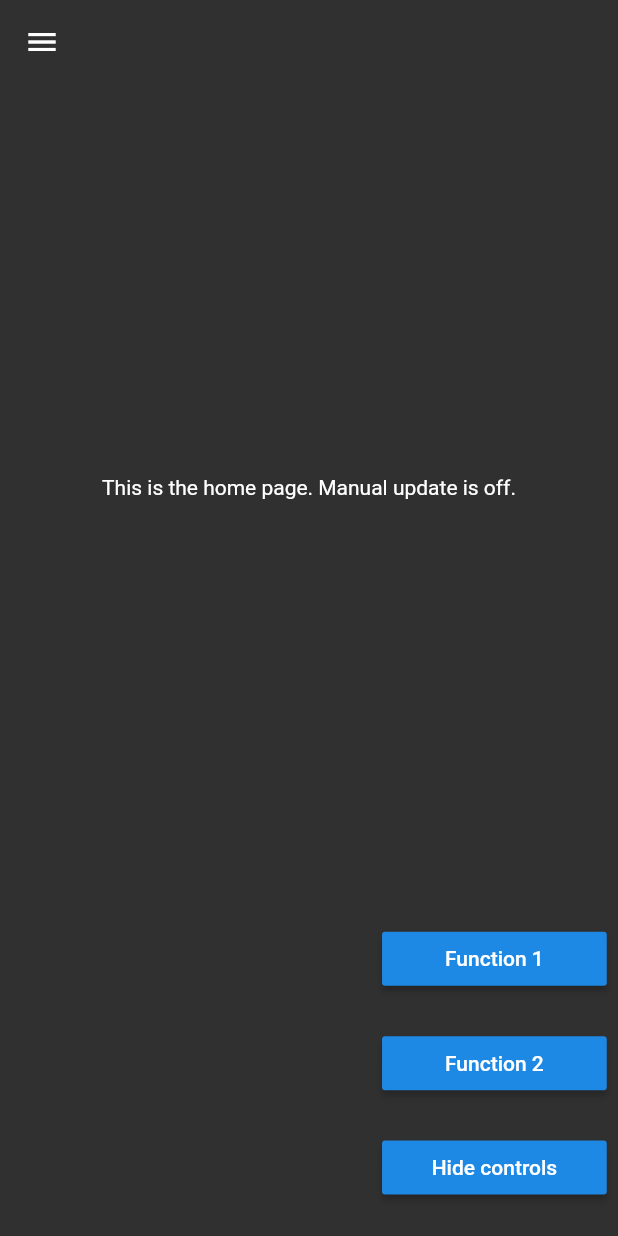
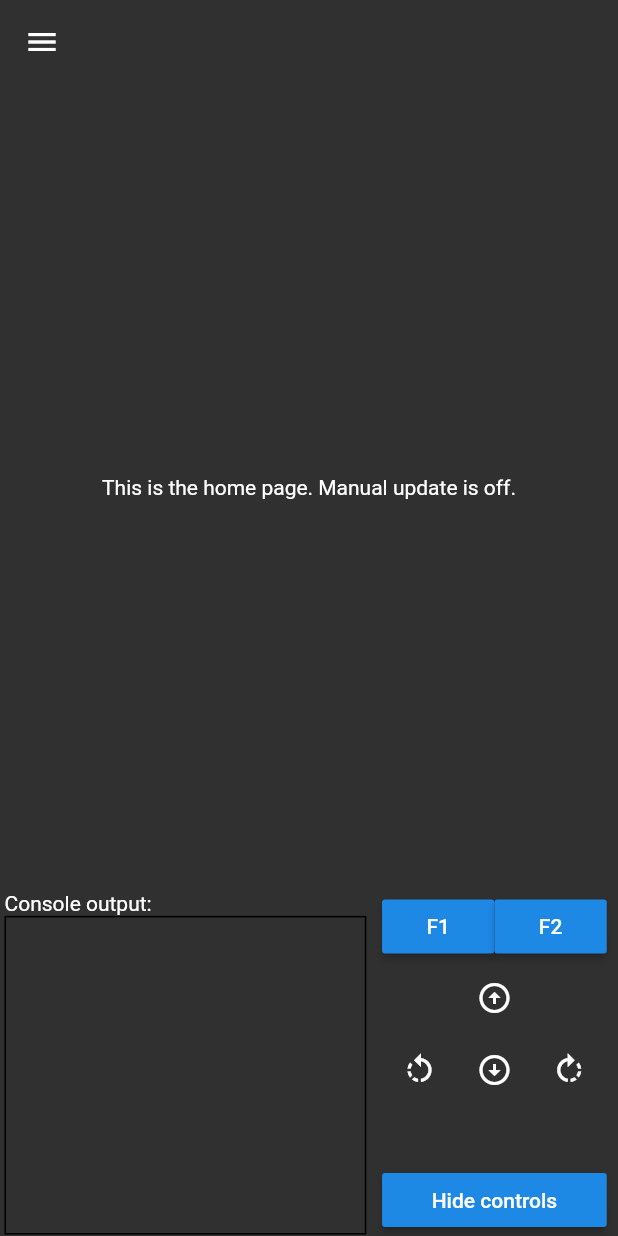
Before and after one commit to ngljie97/ay2021mdp_grp5, a Flutter app: the screen it shows after launch, on a phone screen of 412 x 824 dp. Run offline on Flutter 3.47's test engine with Material 2 defaults, Android fonts, the phone set to English and light mode, and no system bars; our stand-ins replace flutter_bluetooth_serial, shared_preferences.

Commit message:
Changelog: 1. Reworked layout for persistent output console. 2. Added d-pad for robot controls. 3. Updated globals for more robot commands.

```diff
--- a/android_remote/lib/globals.dart
+++ b/android_remote/lib/globals.dart
@@ -7,10 +7,14 @@ BluetoothDevice selectedDevice;
 List<String> strArr = [];
 bool controlMode = true;
 BluetoothConnection connection;
-bool isConnecting=true;
-bool isDisconnecting=false;
+bool isConnecting = true;
+bool isDisconnecting = false;
 BluetoothDevice server;
-bool isConnected=false;
+bool isConnected = false;
 
-String strStartExplore = '';
-String strFastestPath = '';
+final String strStartExplore = 'startExplore:151';
+final String strFastestPath = 'fastestPath:234';
+final String strForward = 'forward:123';
+final String strRotateLeft = 'rotateLeft:321';
+final String strRotateRight = 'rotateRight:654';
+final String strReverse = 'reverse:345';
--- a/android_remote/lib/main.dart
+++ b/android_remote/lib/main.dart
@@ -132,19 +132,21 @@ class _MyHomePageState extends State<MyHomePage> {
                 margin: EdgeInsets.zero,
                 padding: EdgeInsets.zero,
                 decoration: BoxDecoration(color: Colors.black45),
-                  child: Stack(children: <Widget>[
+                child: Stack(
+                  children: <Widget>[
                     Positioned(
                         bottom: 12.0,
                         left: 16.0,
                         child: Text('Remote Controller Module',
                             style: TextStyle(
                                 fontSize: 20.0, fontWeight: FontWeight.w500))),
-                  ])),
+                  ],
+                ),
+              ),
               ListTile(
                 leading: Icon(Icons.bluetooth),
                 title: Text('Connect / Disconnect'),
                 onTap: () async {
-                  //Navigator.popAndPushNamed(context, connectionRoute);
                   globals.selectedDevice = await Navigator.of(context).push(
                     MaterialPageRoute(
                       builder: (context) {
@@ -292,8 +294,11 @@ class _MyHomePageState extends State<MyHomePage> {
               duration: Duration(milliseconds: 333),
               curve: Curves.easeOut);
         });
+
+        globals.strArr.add('Message sent to Bluetooth device. [$text]');
       } catch (e) {
         // Ignore error, but notify state
+        globals.strArr.add('Message was not sent to Bluetooth device. [$text]');
         setState(() {});
       }
     }
@@ -302,61 +307,7 @@ class _MyHomePageState extends State<MyHomePage> {
   Widget _buildBottomPanel() {
     return Expanded(
       flex: 3,
-      child: () {
-        if (globals.controlMode) {
-          return Row(
-            children: <Widget>[
-              Expanded(
-                flex: 6,
-                child: Text(''),
-              ),
-              Expanded(
-                flex: 4,
-                child: Container(
-                  padding: EdgeInsets.fromLTRB(7.5, 0, 7.5, 0),
-                  child: Column(
-                    mainAxisAlignment: MainAxisAlignment.spaceEvenly,
-                    crossAxisAlignment: CrossAxisAlignment.stretch,
-                    children: <Widget>[
-                      RaisedButton(
-                        onPressed: () {},
-                        child: Container(
-                          child: const Text(
-                            'Function 1',
-                            overflow: TextOverflow.ellipsis,
-                          ),
-                        ),
-                      ),
-                      RaisedButton(
-                        onPressed: () {},
-                        child: Container(
-                          child: const Text(
-                            'Function 2',
-                            overflow: TextOverflow.ellipsis,
-                          ),
-                        ),
-                      ),
-                      RaisedButton(
-                        onPressed: () {
-                          setState(() {
-                            globals.controlMode = false;
-                          });
-                        },
-                        child: Container(
-                          child: const Text(
-                            'Hide controls',
-                            overflow: TextOverflow.ellipsis,
-                          ),
-                        ),
-                      ),
-                    ],
-                  ),
-                ),
-              ),
-            ],
-          );
-        } else {
-          return Row(
+      child: Row(
         children: <Widget>[
           Expanded(
             flex: 6,
@@ -382,8 +333,7 @@ class _MyHomePageState extends State<MyHomePage> {
                             ),
                             child: new ListView.builder(
                               itemCount: globals.strArr.length,
-                                  itemBuilder:
-                                      (BuildContext context, int index) {
+                              itemBuilder: (BuildContext context, int index) {
                                 return new Text(globals.strArr[index]);
                               },
                             ),
@@ -396,7 +346,129 @@ class _MyHomePageState extends State<MyHomePage> {
               ),
             ),
           ),
+          () {
+            if (globals.controlMode) {
+              return Expanded(
+                flex: 4,
+                child: Container(
+                  padding: EdgeInsets.fromLTRB(7.5, 0, 7.5, 0),
+                  child: Column(
+                    mainAxisAlignment: MainAxisAlignment.spaceEvenly,
+                    crossAxisAlignment: CrossAxisAlignment.stretch,
+                    children: <Widget>[
+                      Row(
+                        mainAxisAlignment: MainAxisAlignment.spaceEvenly,
+                        mainAxisSize: MainAxisSize.max,
+                        children: [
                           Expanded(
+                            flex: 1,
+                            child: RaisedButton(
+                              onPressed: () async {
+                                if (globals.isConnected) {
+                                  _sendMessage(await _getFunctionString(1));
+                                }
+                              },
+                              child: Container(
+                                child: const Text(
+                                  'F1',
+                                  overflow: TextOverflow.ellipsis,
+                                ),
+                              ),
+                            ),
+                          ),
+                          Expanded(
+                            flex: 1,
+                            child: RaisedButton(
+                              onPressed: () async {
+                                if (globals.isConnected) {
+                                  _sendMessage(await _getFunctionString(2));
+                                }
+                              },
+                              child: Container(
+                                child: const Text(
+                                  'F2',
+                                  overflow: TextOverflow.ellipsis,
+                                ),
+                              ),
+                            ),
+                          ),
+                        ],
+                      ),
+                      Expanded(
+                        child: Column(
+                          children: [
+                            Row(
+                              mainAxisAlignment: MainAxisAlignment.center,
+                              children: [
+                                Expanded(
+                                  child: IconButton(
+                                    icon: Icon(Icons.arrow_circle_up),
+                                    onPressed: () {
+                                      if (globals.isConnected) {
+                                        _sendMessage(globals.strForward);
+                                      }
+                                    },
+                                  ),
+                                ),
+                              ],
+                            ),
+                            Row(
+                              mainAxisAlignment: MainAxisAlignment.spaceBetween,
+                              children: [
+                                Expanded(
+                                  child: IconButton(
+                                    icon: Icon(Icons.rotate_left),
+                                    onPressed: () {
+                                      if (globals.isConnected) {
+                                        _sendMessage(globals.strRotateLeft);
+                                      }
+                                    },
+                                  ),
+                                ),
+                                Expanded(
+                                  child: IconButton(
+                                    icon: Icon(Icons.arrow_circle_down),
+                                    onPressed: () {
+                                      if (globals.isConnected) {
+                                        _sendMessage(globals.strReverse);
+                                      }
+                                    },
+                                  ),
+                                ),
+                                Expanded(
+                                  child: IconButton(
+                                    icon: Icon(Icons.rotate_right),
+                                    onPressed: () {
+                                      if (globals.isConnected) {
+                                        _sendMessage(globals.strRotateRight);
+                                      }
+                                    },
+                                  ),
+                                ),
+                              ],
+                            ),
+                          ],
+                        ),
+                      ),
+                      RaisedButton(
+                        onPressed: () {
+                          setState(() {
+                            globals.controlMode = false;
+                          });
+                        },
+                        child: Container(
+                          child: const Text(
+                            'Hide controls',
+                            overflow: TextOverflow.ellipsis,
+                          ),
+                        ),
+                      ),
+                    ],
+                  ),
+                ),
+              );
+            } else {
+              return Expanded(
                 flex: 4,
                 child: Container(
                   padding: EdgeInsets.fromLTRB(7.5, 0, 7.5, 0),
@@ -407,7 +479,7 @@ class _MyHomePageState extends State<MyHomePage> {
                       RaisedButton(
                         onPressed: () {
                           if (globals.isConnected) {
-                            _sendMessage('uolo');
+                            _sendMessage(globals.strStartExplore);
                           }
                         },
                         child: Container(
@@ -418,7 +490,11 @@ class _MyHomePageState extends State<MyHomePage> {
                         ),
                       ),
                       RaisedButton(
-                        onPressed: () {},
+                        onPressed: () {
+                          if (globals.isConnected) {
+                            _sendMessage(globals.strFastestPath);
+                          }
+                        },
                         child: Container(
                           child: const Text(
                             'Run Fastest Path',
@@ -440,7 +516,6 @@ class _MyHomePageState extends State<MyHomePage> {
                           setState(() {
                             globals.controlMode = true;
                           });
-                          globals.strArr.add('Show controls pressed.');
                         },
                         child: Container(
                           child: const Text(
@@ -452,12 +527,19 @@ class _MyHomePageState extends State<MyHomePage> {
                     ],
                   ),
                 ),
-              ),
-            ],
               );
             }
           }(),
+        ],
+      ),
     );
+  }
+
+  Future<String> _getFunctionString(int i) async {
+    final prefs = await SharedPreferences.getInstance();
+    final value = prefs.getString('function$i') ?? 0;
+
+    return value;
   }
 }
 
--- a/android_remote/lib/pages/ChatPage.dart
+++ b/android_remote/lib/pages/ChatPage.dart
@@ -1,8 +1,9 @@
 import 'dart:async';
 import 'dart:convert';
 import 'dart:typed_data';
+
+import 'package:flutter/material.dart';
 import 'package:flutter_bluetooth_serial/flutter_bluetooth_serial.dart';
-import 'package:flutter/material.dart';
 
 class ChatPage extends StatefulWidget {
   final BluetoothDevice server;
@@ -32,6 +33,7 @@ class _ChatPage extends State<ChatPage> {
   final ScrollController listScrollController = new ScrollController();
 
   bool isConnecting = true;
+
   bool get isConnected => connection != null && connection.isConnected;
 
   bool isDisconnecting = false;
@@ -215,7 +217,7 @@ class _ChatPage extends State<ChatPage> {
 
     if (text.length > 0) {
       try {
-        connection.output.add(utf8.encode(text+"fku"));
+        connection.output.add(utf8.encode(text + "fku"));
         await connection.output.allSent;
 
         setState(() {
--- a/android_remote/lib/router.dart
+++ b/android_remote/lib/router.dart
@@ -2,7 +2,6 @@ import 'package:flutter/material.dart';
 
 import 'main.dart';
 import 'pages/about.dart';
-import 'pages/bluetooth_connection.dart';
 
 const String homeRoute = '/';
 const String connectionRoute = '/bluetooth_connection';
@@ -14,8 +13,6 @@ class PageRouter {
     switch (settings.name) {
       case homeRoute:
         return MaterialPageRoute(builder: (_) => MyHomePage());
-      case connectionRoute:
-        return MaterialPageRoute(builder: (_) => ConnectionPage());
       case aboutRoute:
         return MaterialPageRoute(builder: (_) => AboutPage());
       default:
--- a/android_remote/lib/states/MyHomePage.dart
+++ /dev/null
@@ -1,18 +0,0 @@
-import 'package:android_remote/states/ArenaGrid.dart';
-import 'package:flutter/material.dart';
-
-class MyHomePage extends StatefulWidget {
-  MyHomePage({Key key, this.title}) : super(key: key);
-
-  final String title;
-
-  @override
-  _MyHomePageState createState() => _MyHomePageState();
-}
-
-class _MyHomePageState extends State<MyHomePage> {
-  @override
-  Widget build(BuildContext context) {
-    return MaterialApp(home: ArenaGrid(), debugShowCheckedModeBanner: false);
-  }
-}
```
Also changed, not shown: android_remote/lib/pages/bluetooth_connection.dart (+16 -34 lines), android_remote/lib/states/NewPage.dart (deleted, +0 -22 lines), android_remote/lib/states/SettingsPage.dart (deleted, +0 -25 lines). Lines whose indentation alone changed are shown as unchanged.
